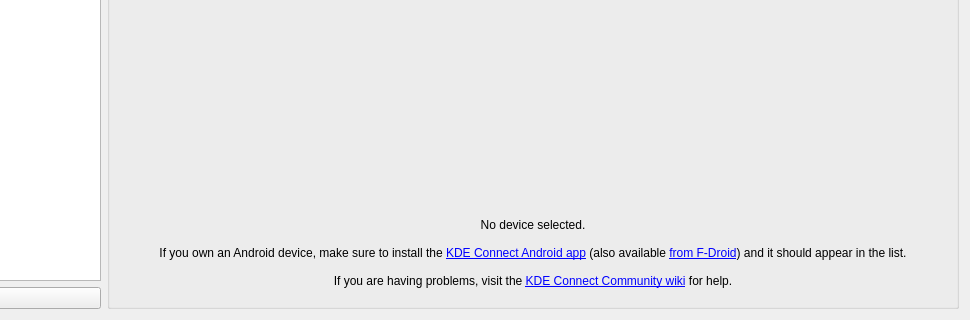
First picture: the form in kcm/kcm.ui, repository KDE/kdeconnect-kde, before the edit; both pictures show x 160 to 1130 and y 420 to 740 of the 1130 by 740 pixel window.
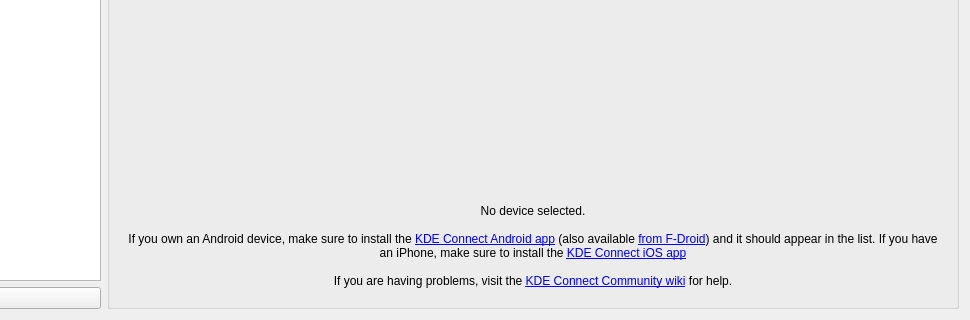
Second picture: the form after the edit. Icons and pictures are not drawn. Custom widgets are drawn as their Qt base class.

Commit message:
Add message about iPhones to message.
This pull request adds a message about the iPhone app to the "No device selected." screen.

Patch:
```diff
--- a/kcm/kcm.ui
+++ b/kcm/kcm.ui
@@ -370,7 +370,7 @@
             </sizepolicy>
            </property>
            <property name="text">
-            <string>&lt;html&gt;&lt;head/&gt;&lt;body&gt;&lt;p&gt;No device selected.&lt;br&gt;&lt;br&gt;If you own an Android device, make sure to install the &lt;a href=&quot;https://play.google.com/store/apps/details?id=org.kde.kdeconnect_tp&quot;&gt;&lt;span style=&quot; text-decoration: underline;&quot;&gt;KDE Connect Android app&lt;/span&gt;&lt;/a&gt; (also available &lt;a href=&quot;https://f-droid.org/repository/browse/?fdid=org.kde.kdeconnect_tp&quot;&gt;&lt;span style=&quot; text-decoration: underline;&quot;&gt;from F-Droid&lt;/span&gt;&lt;/a&gt;) and it should appear in the list.&lt;br&gt;&lt;br&gt;If you are having problems, visit the &lt;a href=&quot;https://userbase.kde.org/KDEConnect&quot;&gt;&lt;span style=&quot; text-decoration: underline;&quot;&gt;KDE Connect Community wiki&lt;/span&gt;&lt;/a&gt; for help.&lt;/p&gt;&lt;/body&gt;&lt;/html&gt;</string>
+            <string>&lt;html&gt;&lt;head/&gt;&lt;body&gt;&lt;p&gt;No device selected.&lt;br&gt;&lt;br&gt;If you own an Android device, make sure to install the &lt;a href=&quot;https://play.google.com/store/apps/details?id=org.kde.kdeconnect_tp&quot;&gt;&lt;span style=&quot; text-decoration: underline;&quot;&gt;KDE Connect Android app&lt;/span&gt;&lt;/a&gt; (also available &lt;a href=&quot;https://f-droid.org/repository/browse/?fdid=org.kde.kdeconnect_tp&quot;&gt;&lt;span style=&quot; text-decoration: underline;&quot;&gt;from F-Droid&lt;/span&gt;&lt;/a&gt;) and it should appear in the list. If you have an iPhone, make sure to install the &lt;a href=&quot;https://apps.apple.com/us/app/kde-connect/id1580245991&quot;&gt;&lt;span style=&quot; text-decoration: underline;&quot;&gt;KDE Connect iOS app&lt;/span&gt;&lt;/a&gt; &lt;br&gt;&lt;br&gt;If you are having problems, visit the &lt;a href=&quot;https://userbase.kde.org/KDEConnect&quot;&gt;&lt;span style=&quot; text-decoration: underline;&quot;&gt;KDE Connect Community wiki&lt;/span&gt;&lt;/a&gt; for help.&lt;/p&gt;&lt;/body&gt;&lt;/html&gt;</string>
            </property>
            <property name="textFormat">
             <enum>Qt::RichText</enum>
```
